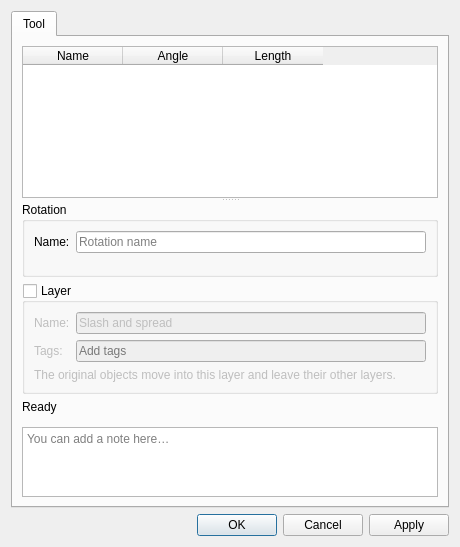
This is src/libs/vtools/dialogs/tools/odialogspread.ui in equinox-patterns/Ostara as Qt 5 draws it before an edit. The edited form follows.
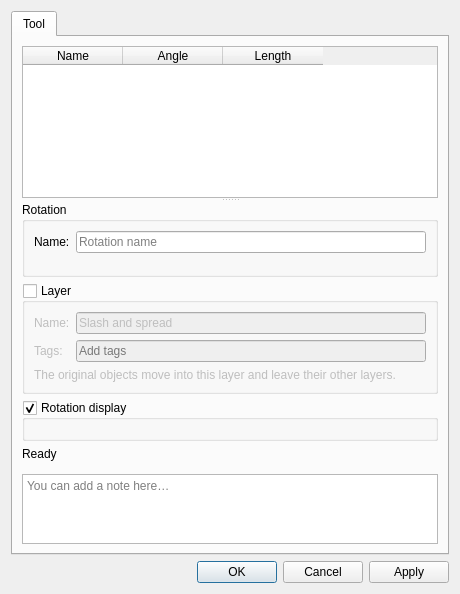
This is the edited form. Icons and pictures are not drawn. Custom widgets are drawn as their Qt base class.

Commit message: Couper et pivoter : la représentation visuelle des rotations

```diff
--- a/src/libs/vtools/dialogs/tools/odialogspread.ui
+++ b/src/libs/vtools/dialogs/tools/odialogspread.ui
@@ -160,6 +160,23 @@
          </layout>
         </widget>
        </item>
+       <item>
+        <widget class="QGroupBox" name="groupBoxDisplay">
+         <property name="toolTip">
+          <string>Draw the mark of every rotation: the pivot, the two positions of the start point, and the two lines between them.</string>
+         </property>
+         <property name="title">
+          <string>Rotation display</string>
+         </property>
+         <property name="checkable">
+          <bool>true</bool>
+         </property>
+         <property name="checked">
+          <bool>true</bool>
+         </property>
+         <layout class="QFormLayout" name="formLayoutDisplay"/>
+        </widget>
+       </item>
        <item>
         <widget class="QLabel" name="labelStatus">
          <property name="visible">
```
The commit also changes 35 other files.
